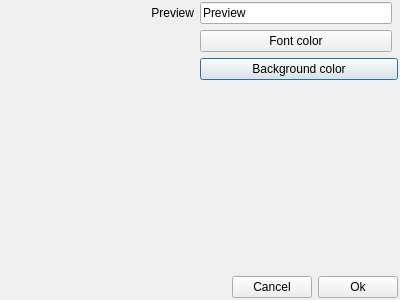
Above: qdcolors.ui from denisgottardello/QtComPort before the change. Below: the same form after it.
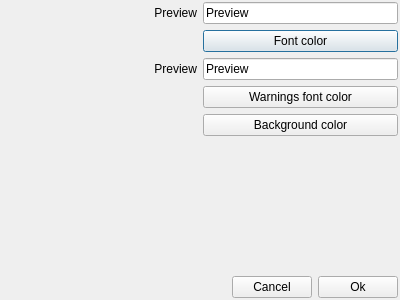
That is the form after the change. Icons and pictures are not drawn.

Commit message: Application crash on tcp disconnection event in Tcp Server scenario solved. Selectable warnings font color provided. Tcp Client auto reconnect provided.

Diff of the .ui file:
```diff
--- a/qdcolors.ui
+++ b/qdcolors.ui
@@ -41,26 +41,6 @@
       <property name="bottomMargin">
        <number>1</number>
       </property>
-      <item row="4" column="1" colspan="2">
-       <widget class="QPushButton" name="QPBBackgroundColor">
-        <property name="text">
-         <string>Background color</string>
-        </property>
-       </widget>
-      </item>
-      <item row="3" column="0">
-       <spacer name="horizontalSpacer_4">
-        <property name="orientation">
-         <enum>Qt::Horizontal</enum>
-        </property>
-        <property name="sizeHint" stdset="0">
-         <size>
-          <width>40</width>
-          <height>20</height>
-         </size>
-        </property>
-       </spacer>
-      </item>
       <item row="3" column="1">
        <widget class="QPushButton" name="QPBFontColor">
         <property name="text">
@@ -68,8 +48,18 @@
         </property>
        </widget>
       </item>
-      <item row="2" column="1">
-       <widget class="QLineEdit" name="QLEPreview">
+      <item row="4" column="0">
+       <widget class="QLabel" name="label_2">
+        <property name="text">
+         <string>Preview</string>
+        </property>
+        <property name="alignment">
+         <set>Qt::AlignRight|Qt::AlignTrailing|Qt::AlignVCenter</set>
+        </property>
+       </widget>
+      </item>
+      <item row="4" column="1">
+       <widget class="QLineEdit" name="QLEPreviewWarnings">
         <property name="text">
          <string>Preview</string>
         </property>
@@ -85,7 +75,20 @@
         </property>
        </widget>
       </item>
-      <item row="4" column="0">
+      <item row="3" column="0">
+       <spacer name="horizontalSpacer_4">
+        <property name="orientation">
+         <enum>Qt::Horizontal</enum>
+        </property>
+        <property name="sizeHint" stdset="0">
+         <size>
+          <width>40</width>
+          <height>20</height>
+         </size>
+        </property>
+       </spacer>
+      </item>
+      <item row="6" column="0">
        <spacer name="horizontalSpacer_2">
         <property name="orientation">
          <enum>Qt::Horizontal</enum>
@@ -98,6 +101,27 @@
         </property>
        </spacer>
       </item>
+      <item row="6" column="1">
+       <widget class="QPushButton" name="QPBBackgroundColor">
+        <property name="text">
+         <string>Background color</string>
+        </property>
+       </widget>
+      </item>
+      <item row="2" column="1">
+       <widget class="QLineEdit" name="QLEPreview">
+        <property name="text">
+         <string>Preview</string>
+        </property>
+       </widget>
+      </item>
+      <item row="5" column="1">
+       <widget class="QPushButton" name="QPBFontColorWarnings">
+        <property name="text">
+         <string>Warnings font color</string>
+        </property>
+       </widget>
+      </item>
      </layout>
     </widget>
    </item>
```
Left out of the diff: 2 changed lines with no effect on the pictures. The commit also changes 11 other files.
